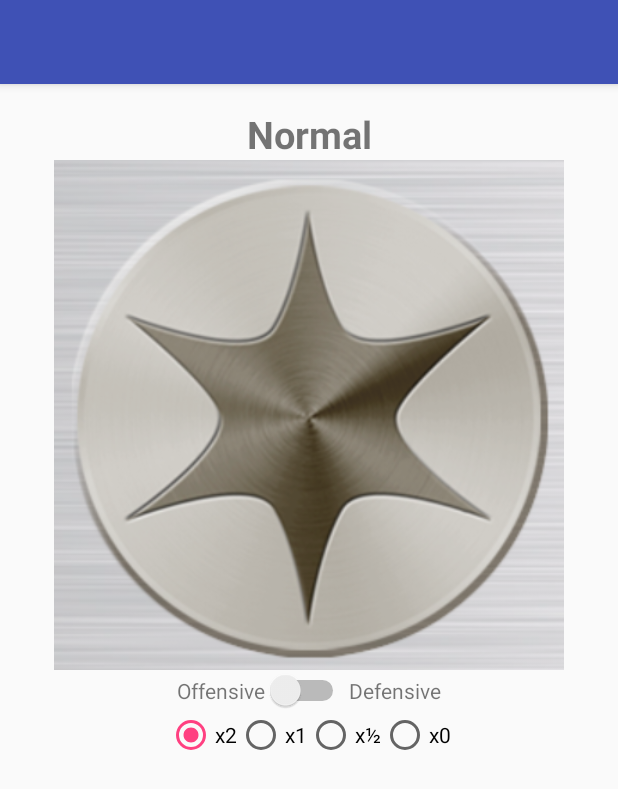
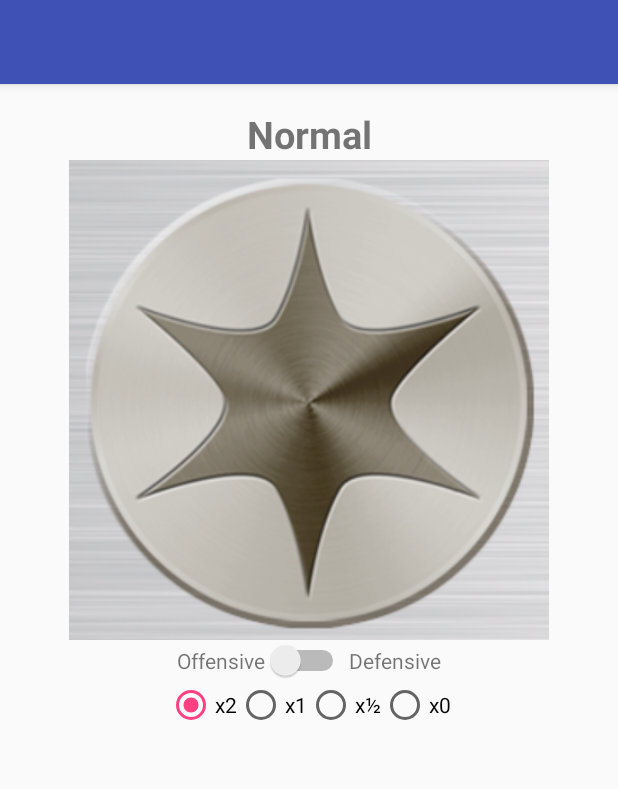
Before and after one commit to bit0001/MyPokemon, an Android app: the TypeActivity screen opened directly, with no data from a screen before it, on a phone screen of 412 x 824 dp. Shown: the top 789 px of the screen. Run offline under Robolectric (Android 15) with nearby library versions, the phone set to English and light mode, and no system bars.

Commit message:
Increase left and right padding for image

```diff
--- a/app/src/main/res/layout/content_type.xml
+++ b/app/src/main/res/layout/content_type.xml
@@ -26,8 +26,8 @@
         android:layout_width="match_parent"
         android:layout_height="wrap_content"
         android:adjustViewBounds="true"
-        android:paddingRight="20dp"
-        android:paddingLeft="20dp"/>
+        android:paddingRight="30dp"
+        android:paddingLeft="30dp"/>
 
     <LinearLayout
         android:layout_width="match_parent"
```
